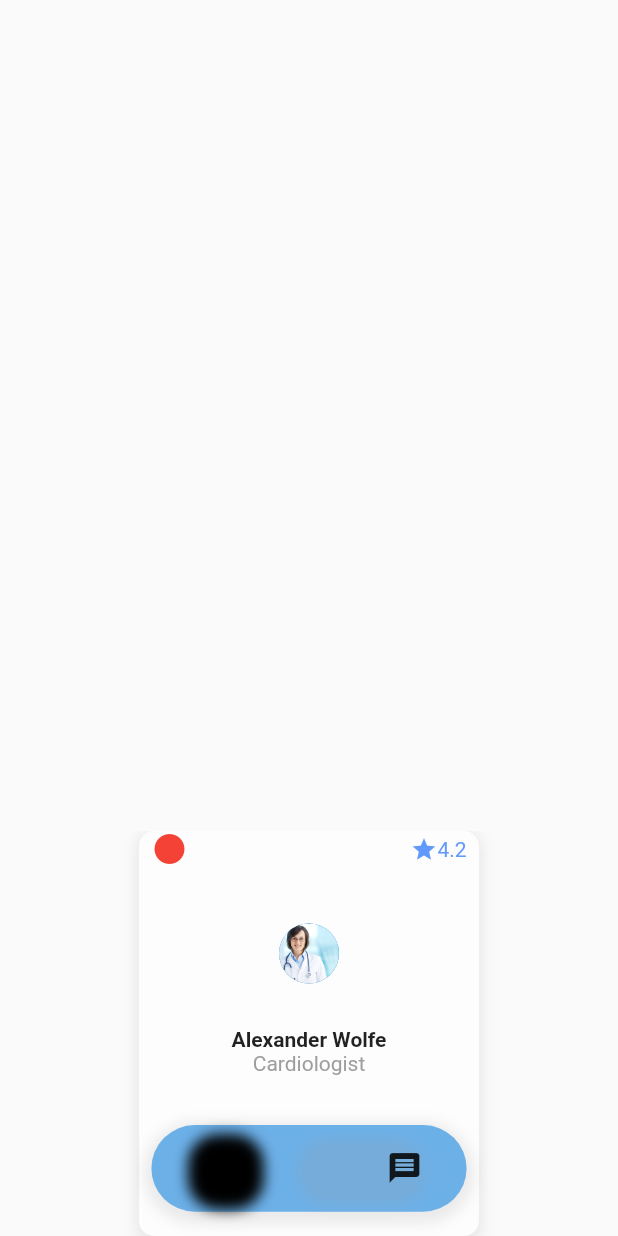
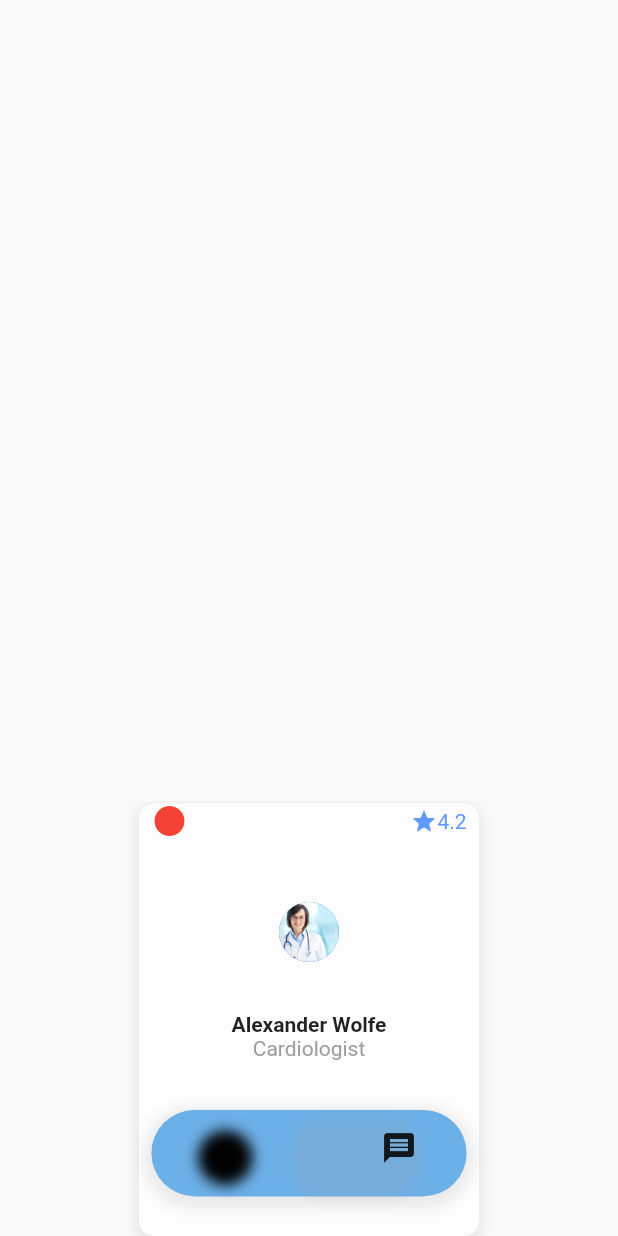
Before and after one commit to shahzebnaqvi/Medical_App, a Flutter app: what crauselSilder2() shows on an empty page, opened directly, on a phone screen of 412 x 824 dp. Run offline on Flutter 3.47's test engine with Material 2 defaults, Android fonts, the phone set to English and light mode, and no system bars; drawn by our look-alikes of carousel_slider; our stand-ins replace flutter_speed_dial, get, google_maps_flutter, image_picker, lottie; missing offline and left inert: circular_menu, ml_kit_ocr, pandabar.

```diff
--- a/lib/Screens/Book_Doctors_Appoinment/crauselslider_map.dart
+++ b/lib/Screens/Book_Doctors_Appoinment/crauselslider_map.dart
@@ -28,7 +28,7 @@ Widget crauselSilder2(context) {
       ],
       options: CarouselOptions(
         //autoPlay: true,
-        height: 270.0,
+        height: 290.0,
         enlargeCenterPage: true,
         aspectRatio: 16 / 9,
         autoPlayCurve: Curves.fastOutSlowIn,
@@ -55,7 +55,7 @@ Widget mapslider(context) {
         padding: EdgeInsets.only(
           left: MediaQuery.of(context).size.height * 0.01,
           right: MediaQuery.of(context).size.height * 0.01,
-          bottom: MediaQuery.of(context).size.height * 0.01,
+          bottom: MediaQuery.of(context).size.height * 0.001,
         ),
         decoration: BoxDecoration(
           color: Constants.mainColorWhite,
@@ -95,7 +95,7 @@ Widget mapslider(context) {
               ],
             ),
             Container(
-              height: MediaQuery.of(context).size.height * 0.10,
+              height: MediaQuery.of(context).size.height * 0.11,
               margin: EdgeInsets.only(
                 left: MediaQuery.of(context).size.height * 0.025,
                 right: MediaQuery.of(context).size.height * 0.025,
@@ -134,7 +134,7 @@ Widget mapslider(context) {
               ),
               padding: EdgeInsets.only(
                 top: MediaQuery.of(context).size.height * 0.0002,
-                bottom: MediaQuery.of(context).size.height * 0.002,
+                //  bottom: MediaQuery.of(context).size.height * 0.002,
                 left: MediaQuery.of(context).size.height * 0.01,
                 right: MediaQuery.of(context).size.height * 0.01,
               ),
@@ -172,14 +172,18 @@ Widget mapslider(context) {
                       ],
                     ),
                     child: GestureDetector(
-                        onTap: () {}, child: Icon(Icons.message)),
+                        onTap: () {},
+                        child: Icon(
+                          Icons.message,
+                          size: 10,
+                        )),
                   ),
                   Container(
-                    margin: EdgeInsets.all(08),
+                    margin: EdgeInsets.all(05),
                     padding: EdgeInsets.only(
                       top: MediaQuery.of(context).size.height * 0.01,
                       left: MediaQuery.of(context).size.height * 0.07,
-                      bottom: MediaQuery.of(context).size.height * 0.01,
+                      bottom: MediaQuery.of(context).size.height * 0.06,
                     ),
                     decoration: BoxDecoration(
                       borderRadius: BorderRadius.circular(20),
@@ -193,7 +197,10 @@ Widget mapslider(context) {
                       ],
                     ),
                     child: GestureDetector(
-                        onTap: () {}, child: Icon(Icons.message)),
+                        onTap: () {},
+                        child: Icon(
+                          Icons.message,
+                        )),
                   ),
                 ],
               ),
```
